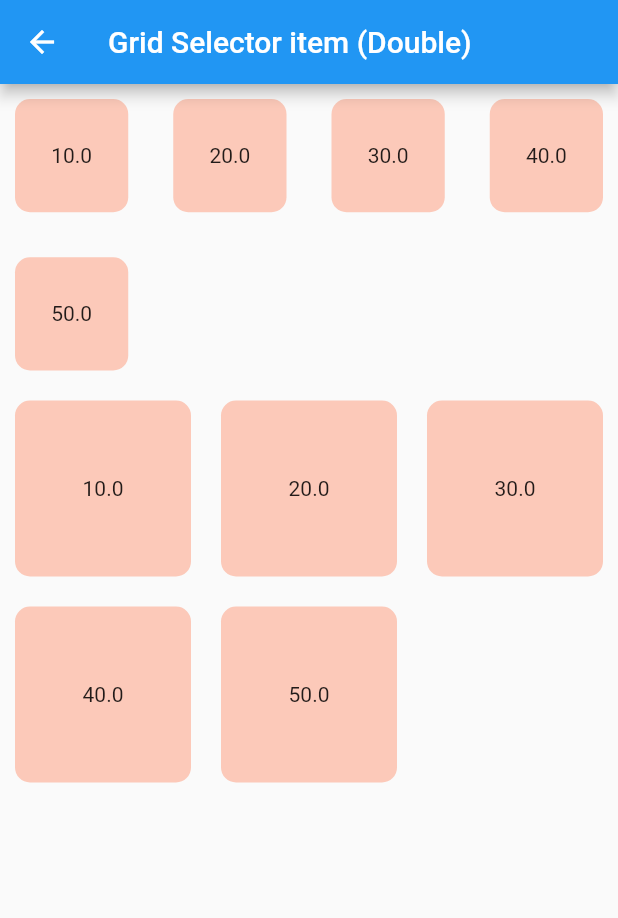
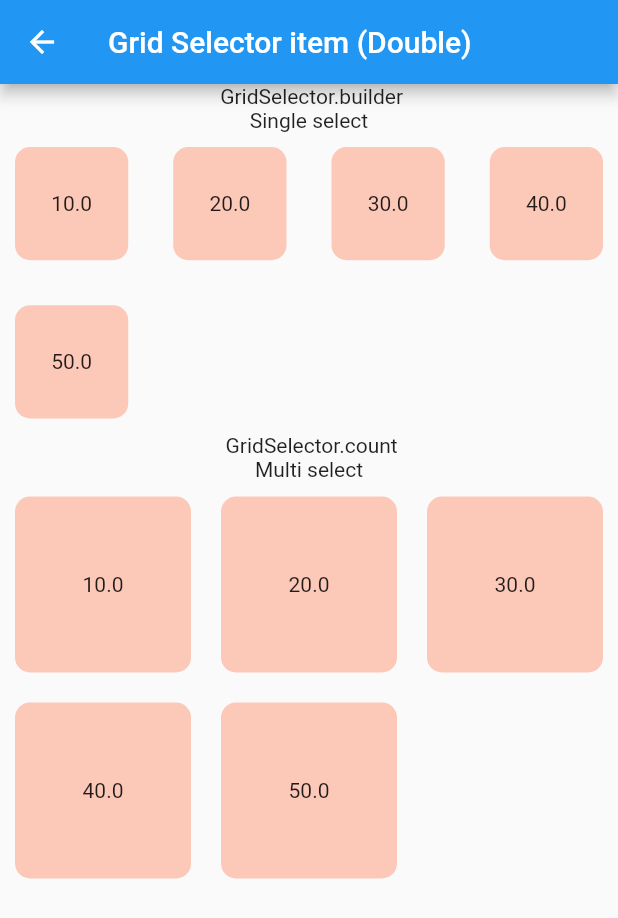
Before and after one commit to SinaSys/items_selector, a Flutter app: the GridSelectorDoubleExample screen opened directly, on a phone screen of 412 x 824 dp. Shown: the top 918 px of the screen. Run offline on Flutter 3.47's test engine with Material 3 defaults, Android fonts, the phone set to English and light mode, and no system bars.

Commit message:
Add description for gridSelector examples

```diff
--- a/example/lib/grid_selector/grid_selector_double_example.dart
+++ b/example/lib/grid_selector/grid_selector_double_example.dart
@@ -15,6 +15,8 @@ class GridSelectorDoubleExample extends StatelessWidget {
       body: SingleChildScrollView(
         child: Column(
           children: [
+            Text(" GridSelector.builder"),
+            Text("Single select"),
             GridSelector<double>.builder(
               options: SingleSelectOptions(),
               builderConfiguration: BuilderConfiguration(
@@ -60,6 +62,8 @@ class GridSelectorDoubleExample extends StatelessWidget {
                 );
               },
             ),
+            Text(" GridSelector.count"),
+            Text("Multi select"),
             GridSelector<double>.count(
               countConfiguration: CountConfiguration(
                 crossAxisCount: 3,
--- a/example/lib/grid_selector/grid_selector_enum_example.dart
+++ b/example/lib/grid_selector/grid_selector_enum_example.dart
@@ -22,6 +22,8 @@ class GridSelectorEnumExample extends StatelessWidget {
       body: SingleChildScrollView(
         child: Column(
           children: [
+            Text(" GridSelector.builder"),
+            Text("Single select"),
             GridSelector<Language>.builder(
               options: SingleSelectOptions(),
               builderConfiguration: BuilderConfiguration(
@@ -67,6 +69,8 @@ class GridSelectorEnumExample extends StatelessWidget {
                 );
               },
             ),
+            Text(" GridSelector.count"),
+            Text("Multi select"),
             GridSelector<Language>.count(
               countConfiguration: CountConfiguration(
                 crossAxisCount: 3,
--- a/example/lib/grid_selector/grid_selector_int_example.dart
+++ b/example/lib/grid_selector/grid_selector_int_example.dart
@@ -15,6 +15,8 @@ class GridSelectorIntExample extends StatelessWidget {
       body: SingleChildScrollView(
         child: Column(
           children: [
+            Text(" GridSelector.builder"),
+            Text("Single select"),
             GridSelector<int>.builder(
               options: SingleSelectOptions(),
               builderConfiguration: BuilderConfiguration(
@@ -60,6 +62,8 @@ class GridSelectorIntExample extends StatelessWidget {
                 );
               },
             ),
+            Text(" GridSelector.count"),
+            Text("Multi select"),
             GridSelector<int>.count(
               countConfiguration: CountConfiguration(
                 crossAxisCount: 3,
--- a/example/lib/grid_selector/grid_selector_string_example.dart
+++ b/example/lib/grid_selector/grid_selector_string_example.dart
@@ -15,6 +15,8 @@ class GridSelectorStringExample extends StatelessWidget {
       body: SingleChildScrollView(
         child: Column(
           children: [
+            Text(" GridSelector.builder"),
+            Text("Single select"),
             GridSelector<String>.builder(
               options: SingleSelectOptions(),
               builderConfiguration: BuilderConfiguration(
@@ -62,6 +64,8 @@ class GridSelectorStringExample extends StatelessWidget {
                 );
               },
             ),
+            Text(" GridSelector.count"),
+            Text("Single select"),
             GridSelector<String>.count(
               countConfiguration: CountConfiguration(
                 crossAxisCount: 3,
```
